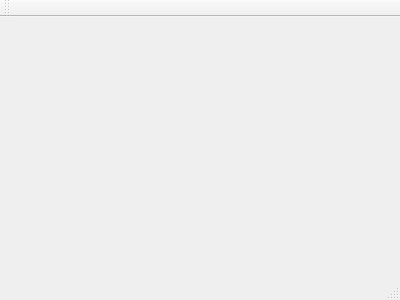
Above: mainwindow.ui from shi-yan/bingot before the change. Below: the same form after it.
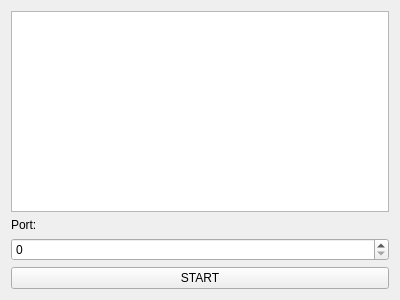
That is the form after the change.

Commit message: update ui, block and miner

```diff
--- a/mainwindow.ui
+++ b/mainwindow.ui
@@ -12,13 +12,32 @@
   <property name="windowTitle" >
    <string>MainWindow</string>
   </property>
-  <widget class="QMenuBar" name="menuBar" />
-  <widget class="QToolBar" name="mainToolBar" />
-  <widget class="QWidget" name="centralWidget" />
-  <widget class="QStatusBar" name="statusBar" />
+  <widget class="QWidget" name="centralWidget">
+   <layout class="QVBoxLayout" name="verticalLayout">
+    <item>
+     <widget class="QTreeView" name="blockChainTreeView"/>
+    </item>
+    <item>
+     <widget class="QLabel" name="portLabel">
+      <property name="text">
+       <string>Port:</string>
+      </property>
+     </widget>
+    </item>
+    <item>
+     <widget class="QSpinBox" name="portSpinBox"/>
+    </item>
+    <item>
+     <widget class="QPushButton" name="startPushButton">
+      <property name="text">
+       <string>START</string>
+      </property>
+     </widget>
+    </item>
+   </layout>
+  </widget>
  </widget>
- <layoutDefault spacing="6" margin="11" />
- <pixmapfunction></pixmapfunction>
+ <layoutdefault spacing="6" margin="11"/>
  <resources/>
  <connections/>
 </ui>
```
Left out of the diff: 7 changed lines with no effect on the pictures. The commit also changes 6 other files.
